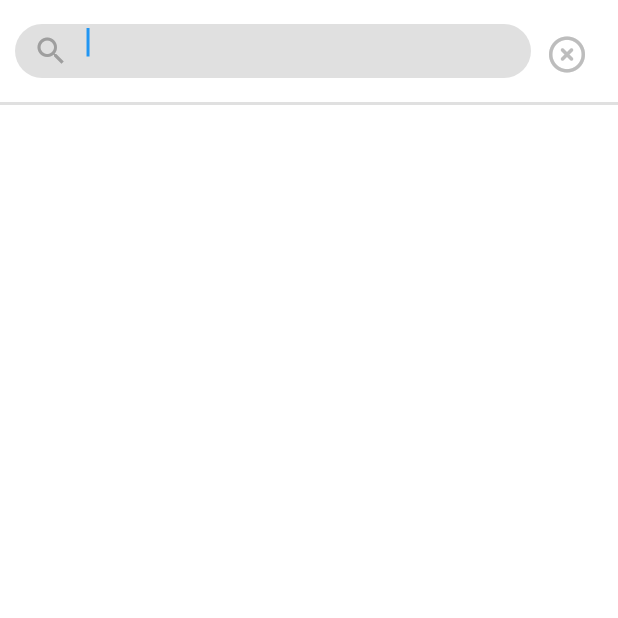
After one commit to jiseong-bip/hanasaku, a Flutter app: the SearchWidget screen opened directly, on a phone screen of 412 x 824 dp, the top half of it. The commit adds this screen. Run offline on Flutter 3.47's test engine with Material 2 defaults, Android fonts, the phone set to English and light mode, and no system bars; our stand-ins replace carousel_slider, dots_indicator, firebase_auth, firebase_core, flutter_cache_manager, flutter_svg and 8 more; missing offline and left inert: flutter_aws_s3_client, flutter_line_sdk, twitter_login; accounts and stored records are empty; network calls fail.

Commit message:
20230919

```diff
--- a/lib/chat/chat_room_screen.dart
+++ b/lib/chat/chat_room_screen.dart
@@ -4,7 +4,6 @@ import 'package:flutter/material.dart';
 import 'package:font_awesome_flutter/font_awesome_flutter.dart';
 import 'package:graphql_flutter/graphql_flutter.dart';
 import 'package:hanasaku/chat/chat_bottom_textfield.dart';
-import 'package:hanasaku/constants/gaps.dart';
 import 'package:hanasaku/constants/sizes.dart';
 import 'package:hanasaku/query&mutation/querys.dart';
 import 'package:hanasaku/setup/userinfo_provider_model.dart';
--- a/lib/home/category_screen.dart
+++ b/lib/home/category_screen.dart
@@ -1,5 +1,3 @@
-import 'dart:math';
-
 import 'package:flutter/material.dart';
 import 'package:font_awesome_flutter/font_awesome_flutter.dart';
 import 'package:hanasaku/constants/gaps.dart';
--- a/lib/home/posts_screen.dart
+++ b/lib/home/posts_screen.dart
@@ -5,6 +5,7 @@ import 'package:hanasaku/constants/idol_data.dart';
 import 'package:hanasaku/constants/sizes.dart';
 import 'package:hanasaku/home/notify_screen.dart';
 import 'package:hanasaku/home/post_query_widget.dart';
+import 'package:hanasaku/home/widget/search_widget.dart';
 
 import 'package:hanasaku/setup/navigator.dart';
 
@@ -69,7 +70,10 @@ class _PostsScreenState extends State<PostsScreen> {
             mainAxisAlignment: MainAxisAlignment.center,
             children: [
               IconButton(
-                onPressed: () {},
+                onPressed: () {
+                  navigatorKey.currentState!.push(MaterialPageRoute(
+                      builder: (context) => const SearchWidget()));
+                },
                 icon: const FaIcon(
                   FontAwesomeIcons.magnifyingGlass,
                   size: Sizes.size20,
--- a/lib/home/widget/detail_dotMethod.dart
+++ b/lib/home/widget/detail_dotMethod.dart
@@ -1,6 +1,5 @@
 import 'package:flutter/material.dart';
 import 'package:flutter_cache_manager/flutter_cache_manager.dart';
-import 'package:font_awesome_flutter/font_awesome_flutter.dart';
 import 'package:hanasaku/constants/font.dart';
 import 'package:hanasaku/constants/sizes.dart';
 import 'package:hanasaku/home/edit_post_screen.dart';
--- /dev/null
+++ b/lib/home/widget/search_widget.dart
@@ -0,0 +1,134 @@
+import 'package:flutter/material.dart';
+import 'package:font_awesome_flutter/font_awesome_flutter.dart';
+import 'package:graphql_flutter/graphql_flutter.dart';
+import 'package:hanasaku/constants/sizes.dart';
+import 'package:hanasaku/home/widget/post_widget.dart';
+import 'package:hanasaku/query&mutation/querys.dart';
+import 'package:hanasaku/setup/navigator.dart';
+
+class SearchWidget extends StatefulWidget {
+  const SearchWidget({super.key});
+
+  @override
+  State<SearchWidget> createState() => _SearchWidgetState();
+}
+
+class _SearchWidgetState extends State<SearchWidget> {
+  TextEditingController textController = TextEditingController();
+  ScrollController scrollController = ScrollController();
+  final List _posts = [];
+
+  Future<void> _fetchMorePosts(String keyword) async {
+    final GraphQLClient client = GraphQLProvider.of(context).value;
+
+    final QueryOptions options = QueryOptions(
+      document: searchPost,
+      variables: {
+        'keyword': keyword,
+      },
+      fetchPolicy: FetchPolicy.noCache,
+    );
+
+    final QueryResult result = await client.query(options);
+
+    if (!result.hasException) {
+      setState(() {
+        _posts.clear();
+        _posts.addAll(result.data!['searchPost']);
+      });
+    } else {
+      print(result.exception);
+    }
+  }
+
+  @override
+  Widget build(BuildContext context) {
+    double screenHeight = MediaQuery.of(context).size.height;
+    return GestureDetector(
+      onTap: () {
+        FocusScope.of(context).unfocus();
+      },
+      child: Scaffold(
+        body: SafeArea(
+          child: Column(
+            children: [
+              Container(
+                height: 70,
+                padding: const EdgeInsets.symmetric(
+                    vertical: Sizes.size16, horizontal: Sizes.size10),
+                decoration: BoxDecoration(
+                    border: Border(
+                        bottom:
+                            BorderSide(width: 2, color: Colors.grey.shade300))),
+                child: Row(
+                  children: [
+                    Expanded(
+                      child: Container(
+                        height: screenHeight / 20,
+                        decoration: BoxDecoration(
+                            borderRadius: BorderRadius.circular(20),
+                            color: Colors.grey.shade300),
+                        child: Center(
+                          child: TextField(
+                            autofocus: true,
+                            textAlign: TextAlign.start,
+                            controller: textController,
+                            style: const TextStyle(color: Colors.black),
+                            decoration: InputDecoration(
+                                focusedBorder: const OutlineInputBorder(
+                                  borderSide:
+                                      BorderSide(color: Colors.transparent),
+                                ),
+                                enabledBorder: const OutlineInputBorder(
+                                  borderSide:
+                                      BorderSide(color: Colors.transparent),
+                                ),
+                                border: const OutlineInputBorder(
+                                  borderSide:
+                                      BorderSide(color: Colors.transparent),
+                                ),
+                                hintText: "",
+                                labelStyle: const TextStyle(
+                                    color: Colors.grey), // 이 부분을 추가합니다.
+                                hintStyle: const TextStyle(color: Colors.grey),
+                                prefixIcon: GestureDetector(
+                                    onTap: () {},
+                                    child: const Icon(
+                                      Icons.search,
+                                      color: Colors.grey,
+                                    ))),
+                          ),
+                        ),
+                      ),
+                    ),
+                    IconButton(
+                        onPressed: () {
+                          navigatorKey.currentState!.pop(context);
+                        },
+                        icon: FaIcon(
+                          FontAwesomeIcons.circleXmark,
+                          color: Colors.grey.shade400,
+                        ))
+                  ],
+                ),
+              ),
+              if (_posts.isNotEmpty)
+                Expanded(
+                  child: ListView.builder(
+                    controller: scrollController,
+                    physics: const AlwaysScrollableScrollPhysics(),
+                    itemCount: _posts.length,
+                    itemBuilder: (context, index) {
+                      return Post(
+                        post: _posts[index],
+                      );
+                    },
+                  ),
+                ),
+            ],
+          ),
+        ),
+      ),
+    );
+  }
+}
--- a/lib/profile/my_page_screen.dart
+++ b/lib/profile/my_page_screen.dart
@@ -209,6 +209,7 @@ class _MyPageScreenState extends State<MyPageScreen> {
 
   @override
   void dispose() {
+    scrollController.dispose();
     textController.dispose();
     super.dispose();
   }
--- a/lib/query&mutation/querys.dart
+++ b/lib/query&mutation/querys.dart
@@ -256,3 +256,29 @@ final getMyInfoQuery = gql("""
   }
 }
     """);
+
+final searchPost = gql("""
+    query SearchPost(\$keyword: String!) {
+  searchPost(keyword: \$keyword) {
+    id
+          title
+          createDate
+          content
+          images {
+            url
+          }
+          user {
+            id
+            userName
+          }
+          likeCount
+          isLiked
+          comments {
+            user {
+              id
+              userName
+            }
+          }
+  }
+}
+""");
```
Also changed, not shown: 2 other files.
